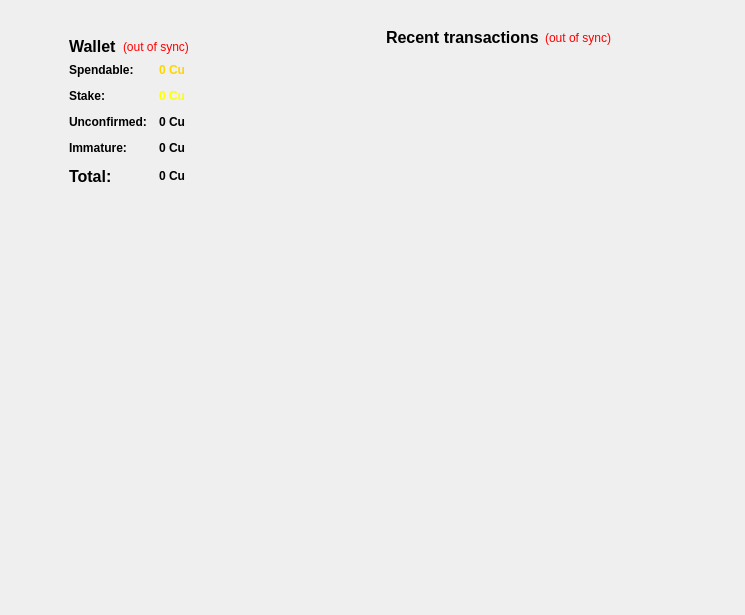
This is src/qt/forms/overviewpage.ui in nerdlabs001-dev/coppercoin2020 as Qt 5 draws it before an edit. The edited form follows.
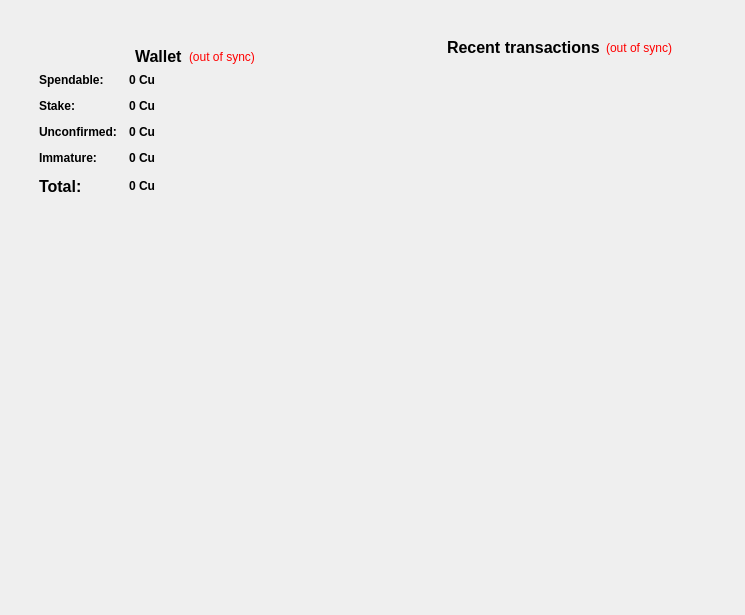
This is the edited form. Icons and pictures are not drawn.

What changed in the file:
```diff
--- a/src/qt/forms/overviewpage.ui
+++ b/src/qt/forms/overviewpage.ui
@@ -47,6 +47,126 @@
       <property name="bottomMargin">
        <number>0</number>
       </property>
+      <item row="0" column="1">
+       <widget class="QFrame" name="frame_7">
+        <property name="minimumSize">
+         <size>
+          <width>100</width>
+          <height>0</height>
+         </size>
+        </property>
+        <property name="styleSheet">
+         <string notr="true"> background: transparent; </string>
+        </property>
+        <property name="frameShape">
+         <enum>QFrame::StyledPanel</enum>
+        </property>
+        <property name="frameShadow">
+         <enum>QFrame::Raised</enum>
+        </property>
+        <layout class="QGridLayout" name="gridLayout_6">
+         <item row="0" column="0">
+          <widget class="QFrame" name="frame_2">
+           <property name="styleSheet">
+            <string notr="true"> background: transparent; </string>
+           </property>
+           <property name="frameShape">
+            <enum>QFrame::NoFrame</enum>
+           </property>
+           <property name="frameShadow">
+            <enum>QFrame::Plain</enum>
+           </property>
+           <property name="lineWidth">
+            <number>-1</number>
+           </property>
+           <layout class="QVBoxLayout" name="verticalLayout">
+            <item>
+             <layout class="QHBoxLayout" name="horizontalLayout_2">
+              <item>
+               <spacer name="horizontalSpacer_6">
+                <property name="orientation">
+                 <enum>Qt::Horizontal</enum>
+                </property>
+                <property name="sizeHint" stdset="0">
+                 <size>
+                  <width>40</width>
+                  <height>20</height>
+                 </size>
+                </property>
+               </spacer>
+              </item>
+              <item>
+               <widget class="QLabel" name="label_4">
+                <property name="text">
+                 <string>&lt;html&gt;&lt;head/&gt;&lt;body&gt;&lt;p&gt;&lt;span style=&quot; font-size:12pt; font-weight:600; color:#000000;&quot;&gt;Recent transactions&lt;/span&gt;&lt;/p&gt;&lt;/body&gt;&lt;/html&gt;</string>
+                </property>
+               </widget>
+              </item>
+              <item>
+               <widget class="QLabel" name="labelTransactionsStatus">
+                <property name="toolTip">
+                 <string>The displayed information may be out of date. Your wallet automatically synchronizes with the Coppercoin network after a connection is established, but this process has not completed yet.</string>
+                </property>
+                <property name="styleSheet">
+                 <string notr="true">QLabel { color: red; }</string>
+                </property>
+                <property name="text">
+                 <string notr="true">(out of sync)</string>
+                </property>
+                <property name="alignment">
+                 <set>Qt::AlignRight|Qt::AlignTrailing|Qt::AlignVCenter</set>
+                </property>
+               </widget>
+              </item>
+              <item>
+               <spacer name="horizontalSpacer">
+                <property name="orientation">
+                 <enum>Qt::Horizontal</enum>
+                </property>
+                <property name="sizeHint" stdset="0">
+                 <size>
+                  <width>40</width>
+                  <height>20</height>
+                 </size>
+                </property>
+               </spacer>
+              </item>
+             </layout>
+            </item>
+            <item>
+             <widget class="QListView" name="listTransactions">
+              <property name="minimumSize">
+               <size>
+                <width>350</width>
+                <height>0</height>
+               </size>
+              </property>
+              <property name="styleSheet">
+               <string notr="true">QListView { background: transparent; }</string>
+              </property>
+              <property name="frameShape">
+               <enum>QFrame::NoFrame</enum>
+              </property>
+              <property name="verticalScrollBarPolicy">
+               <enum>Qt::ScrollBarAlwaysOff</enum>
+              </property>
+              <property name="horizontalScrollBarPolicy">
+               <enum>Qt::ScrollBarAlwaysOff</enum>
+              </property>
+              <property name="selectionMode">
+               <enum>QAbstractItemView::NoSelection</enum>
+              </property>
+             </widget>
+            </item>
+           </layout>
+          </widget>
+         </item>
+        </layout>
+       </widget>
+      </item>
+      <item row="0" column="2">
+       <layout class="QVBoxLayout" name="verticalLayout_3"/>
+      </item>
       <item row="0" column="0">
        <widget class="QFrame" name="frame_5">
         <property name="styleSheet">
@@ -62,73 +182,41 @@
          <number>0</number>
         </property>
         <layout class="QGridLayout" name="gridLayout_2">
-         <item row="2" column="1">
-          <widget class="QFrame" name="frame_3">
-           <property name="maximumSize">
+         <item row="0" column="3">
+          <spacer name="horizontalSpacer_3">
+           <property name="orientation">
+            <enum>Qt::Horizontal</enum>
+           </property>
+           <property name="sizeHint" stdset="0">
             <size>
-             <width>325</width>
-             <height>300</height>
+             <width>0</width>
+             <height>0</height>
             </size>
            </property>
-           <property name="styleSheet">
-            <string notr="true"> background: transparent; </string>
+          </spacer>
+         </item>
+         <item row="0" column="1" colspan="2">
+          <widget class="QFrame" name="frame_6">
+           <property name="sizePolicy">
+            <sizepolicy hsizetype="Expanding" vsizetype="Expanding">
+             <horstretch>0</horstretch>
+             <verstretch>0</verstretch>
+            </sizepolicy>
+           </property>
+           <property name="minimumSize">
+            <size>
+             <width>350</width>
+             <height>100</height>
+            </size>
            </property>
            <property name="frameShape">
-            <enum>QFrame::NoFrame</enum>
+            <enum>QFrame::StyledPanel</enum>
            </property>
            <property name="frameShadow">
-            <enum>QFrame::Plain</enum>
+            <enum>QFrame::Raised</enum>
            </property>
-           <layout class="QGridLayout" name="gridLayout">
-            <item row="0" column="1">
-             <widget class="QLabel" name="label_7">
-              <property name="maximumSize">
-               <size>
-                <width>200</width>
-                <height>200</height>
-               </size>
-              </property>
-              <property name="text">
-               <string/>
-              </property>
-              <property name="pixmap">
-               <pixmap resource="../bitcoin.qrc">:/images/res/images/over1.png</pixmap>
-              </property>
-              <property name="scaledContents">
-               <bool>true</bool>
-              </property>
-              <property name="margin">
-               <number>5</number>
-              </property>
-             </widget>
-            </item>
-            <item row="0" column="0">
-             <spacer name="horizontalSpacer_9">
-              <property name="orientation">
-               <enum>Qt::Horizontal</enum>
-              </property>
-              <property name="sizeHint" stdset="0">
-               <size>
-                <width>40</width>
-                <height>20</height>
-               </size>
-              </property>
-             </spacer>
-            </item>
-            <item row="0" column="2">
-             <spacer name="horizontalSpacer_8">
-              <property name="orientation">
-               <enum>Qt::Horizontal</enum>
-              </property>
-              <property name="sizeHint" stdset="0">
-               <size>
-                <width>40</width>
-                <height>20</height>
-               </size>
-              </property>
-             </spacer>
-            </item>
-            <item row="1" column="1">
+           <layout class="QGridLayout" name="gridLayout_5">
+            <item row="4" column="0">
              <spacer name="verticalSpacer">
               <property name="orientation">
                <enum>Qt::Vertical</enum>
@@ -141,10 +229,20 @@
               </property>
              </spacer>
             </item>
-           </layout>
-          </widget>
-         </item>
-         <item row="0" column="1">
+            <item row="2" column="0">
+             <spacer name="verticalSpacer_2">
+              <property name="orientation">
+               <enum>Qt::Vertical</enum>
+              </property>
+              <property name="sizeHint" stdset="0">
+               <size>
+                <width>20</width>
+                <height>40</height>
+               </size>
+              </property>
+             </spacer>
+            </item>
+            <item row="1" column="0">
           <widget class="QFrame" name="frame">
            <property name="styleSheet">
             <string notr="true"> background: transparent; </string>
@@ -161,6 +259,19 @@
            <layout class="QVBoxLayout" name="verticalLayout_4">
             <item>
              <layout class="QHBoxLayout" name="horizontalLayout_4">
+                 <item>
+                  <spacer name="horizontalSpacer_7">
+                   <property name="orientation">
+                    <enum>Qt::Horizontal</enum>
+                   </property>
+                   <property name="sizeHint" stdset="0">
+                    <size>
+                     <width>40</width>
+                     <height>20</height>
+                    </size>
+                   </property>
+                  </spacer>
+                 </item>
               <item>
                <widget class="QLabel" name="label_5">
                 <property name="font">
@@ -229,34 +340,88 @@
                 <property name="palette">
                  <palette>
                   <active>
-                   <colorrole role="WindowText">
+                      <colorrole role="Button">
                     <brush brushstyle="SolidPattern">
-                     <color alpha="255">
-                      <red>255</red>
-                      <green>213</green>
+                        <color alpha="0">
+                         <red>0</red>
+                         <green>0</green>
+                         <blue>0</blue>
+                        </color>
+                       </brush>
+                      </colorrole>
+                      <colorrole role="Base">
+                       <brush brushstyle="SolidPattern">
+                        <color alpha="0">
+                         <red>0</red>
+                         <green>0</green>
+                         <blue>0</blue>
+                        </color>
+                       </brush>
+                      </colorrole>
+                      <colorrole role="Window">
+                       <brush brushstyle="SolidPattern">
+                        <color alpha="0">
+                         <red>0</red>
+                         <green>0</green>
                       <blue>0</blue>
                      </color>
                     </brush>
                    </colorrole>
                   </active>
                   <inactive>
-                   <colorrole role="WindowText">
+                      <colorrole role="Button">
                     <brush brushstyle="SolidPattern">
-                     <color alpha="255">
-                      <red>255</red>
-                      <green>213</green>
+                        <color alpha="0">
+                         <red>0</red>
+                         <green>0</green>
+                         <blue>0</blue>
+                        </color>
+                       </brush>
+                      </colorrole>
+                      <colorrole role="Base">
+                       <brush brushstyle="SolidPattern">
+                        <color alpha="0">
+                         <red>0</red>
+                         <green>0</green>
+                         <blue>0</blue>
+                        </color>
+                       </brush>
+                      </colorrole>
+                      <colorrole role="Window">
+                       <brush brushstyle="SolidPattern">
+                        <color alpha="0">
+                         <red>0</red>
+                         <green>0</green>
                       <blue>0</blue>
                      </color>
                     </brush>
                    </colorrole>
                   </inactive>
                   <disabled>
-                   <colorrole role="WindowText">
+                      <colorrole role="Button">
                     <brush brushstyle="SolidPattern">
-                     <color alpha="255">
-                      <red>159</red>
-                      <green>158</green>
-                      <blue>158</blue>
+                        <color alpha="0">
+                         <red>0</red>
+                         <green>0</green>
+                         <blue>0</blue>
+                        </color>
+                       </brush>
+                      </colorrole>
+                      <colorrole role="Base">
+                       <brush brushstyle="SolidPattern">
+                        <color alpha="0">
+                         <red>0</red>
+                         <green>0</green>
+                         <blue>0</blue>
+                        </color>
+                       </brush>
+                      </colorrole>
+                      <colorrole role="Window">
+                       <brush brushstyle="SolidPattern">
+                        <color alpha="0">
+                         <red>0</red>
+                         <green>0</green>
+                         <blue>0</blue>
                      </color>
                     </brush>
                    </colorrole>
@@ -440,15 +605,6 @@
                 <property name="palette">
                  <palette>
                   <active>
-                   <colorrole role="WindowText">
-                    <brush brushstyle="SolidPattern">
-                     <color alpha="255">
-                      <red>255</red>
-                      <green>255</green>
-                      <blue>0</blue>
-                     </color>
-                    </brush>
-                   </colorrole>
                    <colorrole role="Button">
                     <brush brushstyle="SolidPattern">
                      <color alpha="0">
@@ -478,15 +634,6 @@
                    </colorrole>
                   </active>
                   <inactive>
-                   <colorrole role="WindowText">
-                    <brush brushstyle="SolidPattern">
-                     <color alpha="255">
-                      <red>255</red>
-                      <green>255</green>
-                      <blue>0</blue>
-                     </color>
-                    </brush>
-                   </colorrole>
                    <colorrole role="Button">
                     <brush brushstyle="SolidPattern">
                      <color alpha="0">
@@ -516,15 +663,6 @@
                    </colorrole>
                   </inactive>
                   <disabled>
-                   <colorrole role="WindowText">
-                    <brush brushstyle="SolidPattern">
-                     <color alpha="255">
-                      <red>159</red>
-                      <green>158</green>
-                      <blue>158</blue>
-                     </color>
-                    </brush>
-                   </colorrole>
                    <colorrole role="Button">
                     <brush brushstyle="SolidPattern">
                      <color alpha="0">
@@ -1099,34 +1237,72 @@
            </layout>
           </widget>
          </item>
-         <item row="1" column="1">
-          <spacer name="verticalSpacer_3">
+            <item row="3" column="0">
+             <widget class="QFrame" name="frame_3">
+              <property name="frameShape">
+               <enum>QFrame::StyledPanel</enum>
+              </property>
+              <property name="frameShadow">
+               <enum>QFrame::Raised</enum>
+              </property>
+              <layout class="QGridLayout" name="gridLayout">
+               <item row="0" column="1">
+                <widget class="QLabel" name="label_7">
+                 <property name="maximumSize">
+                  <size>
+                   <width>200</width>
+                   <height>200</height>
+                  </size>
+                 </property>
+                 <property name="text">
+                  <string/>
+                 </property>
+                 <property name="pixmap">
+                  <pixmap resource="../bitcoin.qrc">:/images/res/images/over1.png</pixmap>
+                 </property>
+                 <property name="scaledContents">
+                  <bool>true</bool>
+                 </property>
+                 <property name="margin">
+                  <number>5</number>
+                 </property>
+                </widget>
+               </item>
+               <item row="0" column="0">
+                <spacer name="horizontalSpacer_8">
            <property name="orientation">
-            <enum>Qt::Vertical</enum>
-           </property>
-           <property name="sizeType">
-            <enum>QSizePolicy::Expanding</enum>
+                  <enum>Qt::Horizontal</enum>
            </property>
            <property name="sizeHint" stdset="0">
             <size>
-             <width>222</width>
-             <height>5</height>
+                   <width>40</width>
+                   <height>20</height>
             </size>
            </property>
           </spacer>
          </item>
          <item row="0" column="2">
-          <spacer name="horizontalSpacer_3">
+                <spacer name="horizontalSpacer_9">
            <property name="orientation">
             <enum>Qt::Horizontal</enum>
            </property>
            <property name="sizeHint" stdset="0">
             <size>
-             <width>0</width>
-             <height>0</height>
+                   <width>40</width>
+                   <height>20</height>
             </size>
            </property>
           </spacer>
+               </item>
+              </layout>
+             </widget>
+            </item>
+           </layout>
+           <zorder>frame</zorder>
+           <zorder>frame_3</zorder>
+           <zorder>verticalSpacer</zorder>
+           <zorder>verticalSpacer_2</zorder>
+          </widget>
          </item>
          <item row="0" column="0">
           <spacer name="horizontalSpacer_4">
@@ -1141,142 +1317,9 @@
            </property>
           </spacer>
          </item>
-         <item row="0" column="3">
-          <spacer name="horizontalSpacer_7">
-           <property name="orientation">
-            <enum>Qt::Horizontal</enum>
-           </property>
-           <property name="sizeHint" stdset="0">
-            <size>
-             <width>40</width>
-             <height>20</height>
-            </size>
-           </property>
-          </spacer>
-         </item>
         </layout>
        </widget>
       </item>
-      <item row="0" column="1">
-       <layout class="QVBoxLayout" name="verticalLayout_3">
-        <item>
-         <widget class="QFrame" name="frame_2">
-          <property name="styleSheet">
-           <string notr="true"> background: transparent; </string>
-          </property>
-          <property name="frameShape">
-           <enum>QFrame::NoFrame</enum>
-          </property>
-          <property name="frameShadow">
-           <enum>QFrame::Plain</enum>
-          </property>
-          <property name="lineWidth">
-           <number>-1</number>
-          </property>
-          <layout class="QVBoxLayout" name="verticalLayout">
-           <item>
-            <layout class="QHBoxLayout" name="horizontalLayout_2">
-             <item>
-              <spacer name="horizontalSpacer_6">
-               <property name="orientation">
-                <enum>Qt::Horizontal</enum>
-               </property>
-               <property name="sizeHint" stdset="0">
-                <size>
-                 <width>40</width>
-                 <height>20</height>
-                </size>
-               </property>
-              </spacer>
-             </item>
-             <item>
-              <widget class="QLabel" name="label_4">
-               <property name="text">
-                <string>&lt;html&gt;&lt;head/&gt;&lt;body&gt;&lt;p&gt;&lt;span style=&quot; font-size:12pt; font-weight:600; color:#000000;&quot;&gt;Recent transactions&lt;/span&gt;&lt;/p&gt;&lt;/body&gt;&lt;/html&gt;</string>
-               </property>
-              </widget>
-             </item>
-             <item>
-              <widget class="QLabel" name="labelTransactionsStatus">
-               <property name="toolTip">
-                <string>The displayed information may be out of date. Your wallet automatically synchronizes with the Coppercoin network after a connection is established, but this process has not completed yet.</string>
-               </property>
-               <property name="styleSheet">
-                <string notr="true">QLabel { color: red; }</string>
-               </property>
-               <property name="text">
-                <string notr="true">(out of sync)</string>
-               </property>
-               <property name="alignment">
-                <set>Qt::AlignRight|Qt::AlignTrailing|Qt::AlignVCenter</set>
-               </property>
-              </widget>
-             </item>
-             <item>
-              <spacer name="horizontalSpacer">
-               <property name="orientation">
-                <enum>Qt::Horizontal</enum>
-               </property>
-               <property name="sizeHint" stdset="0">
-                <size>
-                 <width>40</width>
-                 <height>20</height>
-                </size>
-               </property>
-              </spacer>
-             </item>
-            </layout>
-           </item>
-           <item>
-            <widget class="QListView" name="listTransactions">
-             <property name="styleSheet">
-              <string notr="true">QListView { background: transparent; }</string>
-             </property>
-             <property name="frameShape">
-              <enum>QFrame::NoFrame</enum>
-             </property>
-             <property name="verticalScrollBarPolicy">
-              <enum>Qt::ScrollBarAlwaysOff</enum>
-             </property>
-             <property name="horizontalScrollBarPolicy">
-              <enum>Qt::ScrollBarAlwaysOff</enum>
-             </property>
-             <property name="selectionMode">
-              <enum>QAbstractItemView::NoSelection</enum>
-             </property>
-            </widget>
-           </item>
-          </layout>
-         </widget>
-        </item>
-        <item>
-         <spacer name="verticalSpacer_2">
-          <property name="orientation">
-           <enum>Qt::Vertical</enum>
-          </property>
-          <property name="sizeHint" stdset="0">
-           <size>
-            <width>20</width>
-            <height>40</height>
-           </size>
-          </property>
-         </spacer>
-        </item>
-       </layout>
-      </item>
-      <item row="0" column="2">
-       <spacer name="horizontalSpacer_5">
-        <property name="orientation">
-         <enum>Qt::Horizontal</enum>
-        </property>
-        <property name="sizeHint" stdset="0">
-         <size>
-          <width>40</width>
-          <height>20</height>
-         </size>
-        </property>
-       </spacer>
-      </item>
      </layout>
     </widget>
    </item>
```
Lines whose indentation alone changed are shown as unchanged.
